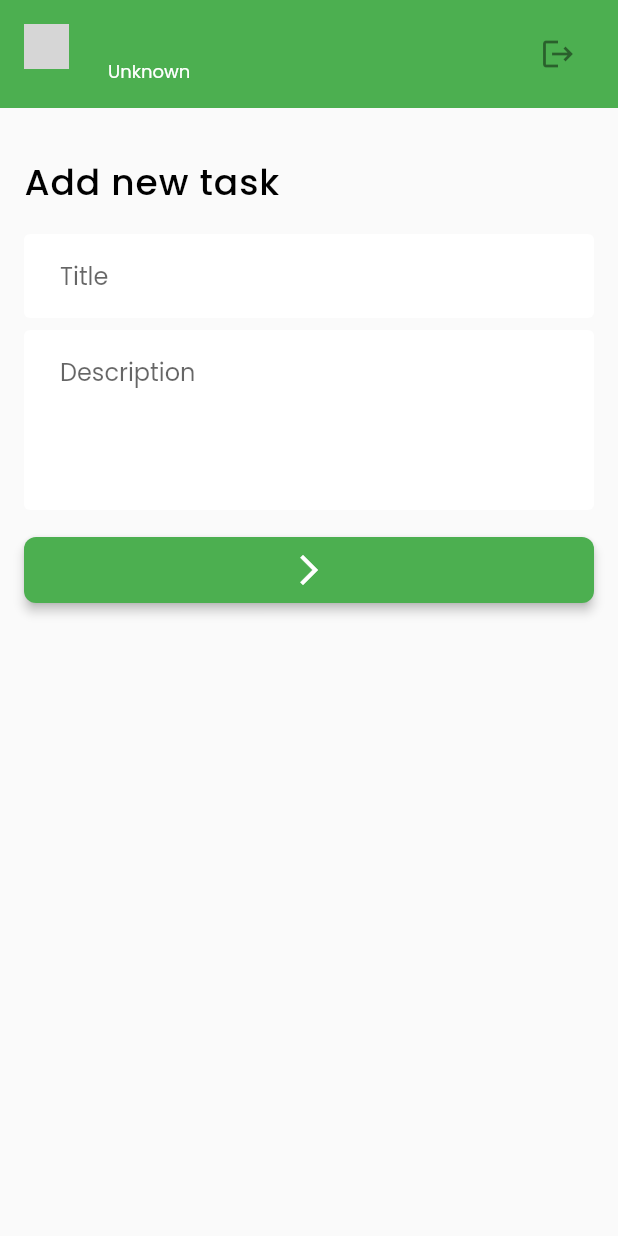
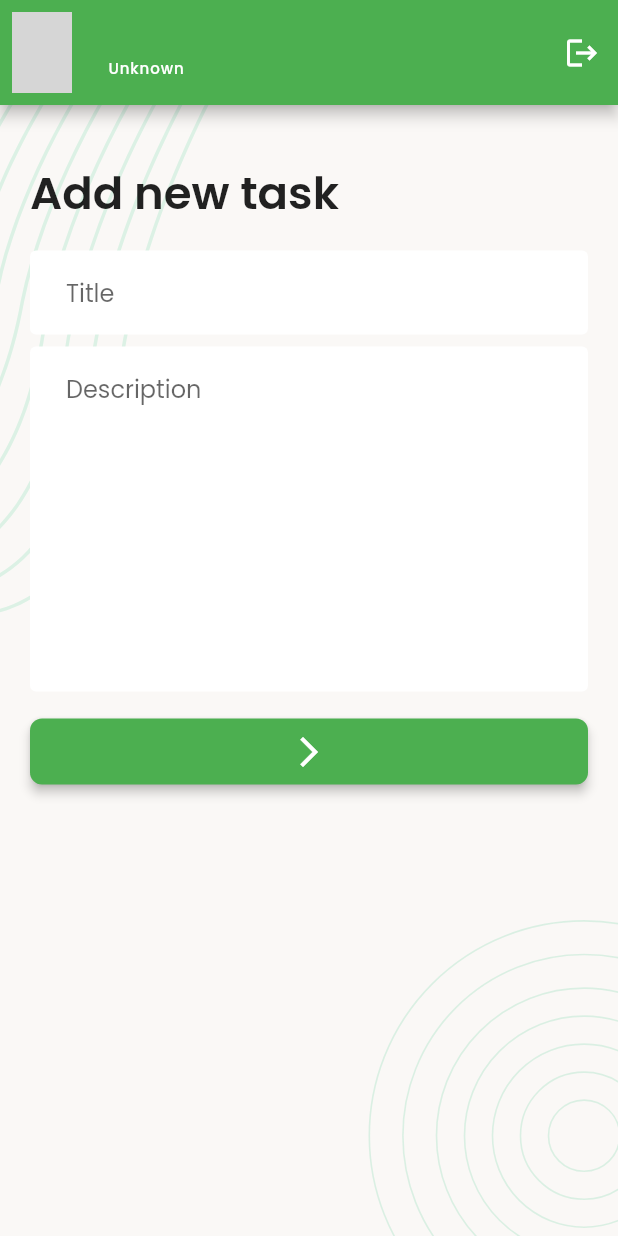
Before and after one commit to musfique113/TaskTracker, a Flutter app: the AddNewTaskScreen screen opened directly, on a phone screen of 412 x 824 dp. Run offline on Flutter 3.47's test engine with Material 2 defaults, Android fonts, the phone set to English and light mode, and no system bars; our stand-ins replace curved_navigation_bar, flutter_svg, image_picker, pin_code_fields, shared_preferences; accounts and stored records are empty; network calls fail; grey boxes are pictures that could not be loaded.

Commit message:
update the ui

```diff
--- a/lib/ui/presentation/screens/add_new_task_screen.dart
+++ b/lib/ui/presentation/screens/add_new_task_screen.dart
@@ -3,6 +3,7 @@ import 'package:taskmanager_ostad/data/models/network_response.dart';
 import 'package:taskmanager_ostad/data/services/network_caller.dart';
 import 'package:taskmanager_ostad/data/utils/urls.dart';
 import 'package:taskmanager_ostad/ui/presentation/screens/bottom_nav_bar_screen.dart';
+import 'package:taskmanager_ostad/ui/presentation/widgets/screen_background.dart';
 import 'package:taskmanager_ostad/ui/presentation/widgets/user_profile_banner.dart';
 
 
@@ -53,22 +54,21 @@ class _AddNewTaskScreenState extends State<AddNewTaskScreen> {
   @override
   Widget build(BuildContext context) {
     return Scaffold(
-      body: SafeArea(
+      body: ScreenBackground(
         child: Column(
           crossAxisAlignment: CrossAxisAlignment.start,
           children: [
             const UserProfileBanner(),
             Padding(
-              padding: const EdgeInsets.all(16.0),
+              padding: const EdgeInsets.all(20.0),
               child: Column(
                 crossAxisAlignment: CrossAxisAlignment.start,
                 children: [
                   const SizedBox(
                     height: 16,
                   ),
-                  Text(
-                    'Add new task',
-                    style: Theme.of(context).textTheme.titleLarge,
+                  const Text(
+                    'Add new task',style: TextStyle(fontSize: 30,fontWeight: FontWeight.w600),
                   ),
                   const SizedBox(
                     height: 16,
@@ -82,7 +82,7 @@ class _AddNewTaskScreenState extends State<AddNewTaskScreen> {
                   ),
                   TextFormField(
                     controller: _descriptionTEController,
-                    maxLines: 4,
+                    maxLines: 9,
                     decoration: const InputDecoration(
                       hintText: 'Description',
                     ),
--- a/lib/ui/presentation/widgets/user_profile_banner.dart
+++ b/lib/ui/presentation/widgets/user_profile_banner.dart
@@ -1,7 +1,7 @@
 import 'package:flutter/material.dart';
 import 'package:taskmanager_ostad/data/models/auth_utility.dart';
 import 'package:taskmanager_ostad/ui/presentation/screens/auth/sign_in_screen.dart';
-
+import 'package:taskmanager_ostad/ui/presentation/screens/edit_profile_screen.dart';
 
 class UserProfileBanner extends StatefulWidget {
   const UserProfileBanner({
@@ -15,30 +15,42 @@ class UserProfileBanner extends StatefulWidget {
 class _UserProfileBannerState extends State<UserProfileBanner> {
   @override
   Widget build(BuildContext context) {
-    return ListTile(
-      contentPadding: const EdgeInsets.symmetric(vertical: 0, horizontal: 16),
-      tileColor: Colors.green,
-      leading: CircleAvatar(
+    return AppBar(
+      toolbarHeight: 70,
+      leading: GestureDetector(
+        onTap: (){
+          Navigator.pushReplacement(context, MaterialPageRoute(builder: (context)=>const EditProfileScreen()));
+        },
+        child: Padding(
+          padding: const EdgeInsets.all(8),
+          child: CircleAvatar(
+            radius: 10,
               backgroundImage: NetworkImage(
-          AuthUtility.userInfo.data?.photo ?? '',
+                AuthUtility.userInfo.data?.photo ?? 'https://avatars.githubusercontent.com/u/53111065?v=4',
               ),
               onBackgroundImageError: (_, __) {
-          const Icon(Icons.image);
+                const Icon(Icons.person_pin);
               },
-        radius: 15,
           ),
-      title: Text(
-        '${AuthUtility.userInfo.data?.firstName ?? ''} ${AuthUtility.userInfo.data?.lastName ?? ''}',
-        style: const TextStyle(fontSize: 14, color: Colors.white),
         ),
-      subtitle: Text(
+      ),
+      title: Column(
+        crossAxisAlignment: CrossAxisAlignment.start,
+        children: [
+          Text('${AuthUtility.userInfo.data?.firstName ?? ''} ${AuthUtility.userInfo.data?.lastName ?? ''}',
+            style: const TextStyle(fontSize: 14, color: Colors.white,fontWeight: FontWeight.w300),),
+          Text(
             AuthUtility.userInfo.data?.email ?? 'Unknown',
             style: const TextStyle(
               color: Colors.white,
-          fontSize: 12,
+              fontSize: 10,
             ),
           ),
-      trailing: IconButton(
+        ],
+      ),
+      actions: [
+        IconButton(
+          icon: Icon(Icons.logout),
           onPressed: () async {
             await AuthUtility.clearUserInfo();
             if (mounted) {
@@ -48,8 +60,8 @@ class _UserProfileBannerState extends State<UserProfileBanner> {
                   route) => false);
             }
           },
-        icon: const Icon(Icons.logout),
         ),
+      ],
     );
   }
 }
```
Also changed, not shown: lib/ui/presentation/widgets/summary_card.dart (+2 -23 lines), lib/ui/presentation/widgets/task_list_tile.dart (+32 -14 lines). Lines whose indentation alone changed are shown as unchanged.
